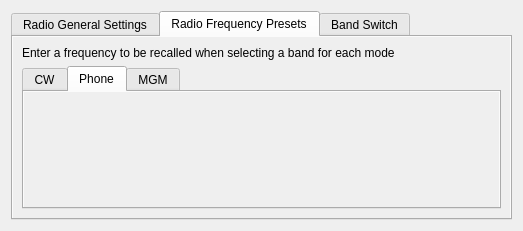
First picture: the form in mqt/MqtLogger/radiosettingdialog.ui, repository Rsclub22/Minos2-Mirror, before the edit.
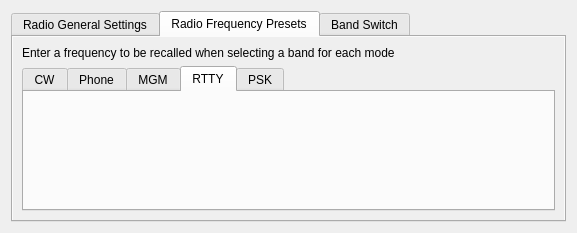
Second picture: the form after the edit. The open tabs and pages were chosen to show the change.

The edit to the form file:
```diff
--- a/mqt/MqtLogger/radiosettingdialog.ui
+++ b/mqt/MqtLogger/radiosettingdialog.ui
@@ -6,8 +6,8 @@
    <rect>
     <x>0</x>
     <y>0</y>
-    <width>519</width>
-    <height>231</height>
+    <width>577</width>
+    <height>233</height>
    </rect>
   </property>
   <property name="windowTitle">
@@ -146,6 +146,37 @@
            </item>
           </layout>
          </widget>
+         <widget class="QWidget" name="RTTYPresetTab">
+          <attribute name="title">
+           <string>RTTY</string>
+          </attribute>
+          <layout class="QVBoxLayout" name="verticalLayout_10">
+           <item>
+            <widget class="QFrame" name="RTTYPresetFrame">
+             <property name="frameShape">
+              <enum>QFrame::NoFrame</enum>
+             </property>
+             <property name="frameShadow">
+              <enum>QFrame::Plain</enum>
+             </property>
+            </widget>
+           </item>
+          </layout>
+         </widget>
+         <widget class="QWidget" name="PSKPresetTab">
+          <attribute name="title">
+           <string>PSK</string>
+          </attribute>
+          <layout class="QVBoxLayout" name="verticalLayout_11">
+           <item>
+            <widget class="QFrame" name="PSKPresetFrame">
+             <property name="frameShadow">
+              <enum>QFrame::Plain</enum>
+             </property>
+            </widget>
+           </item>
+          </layout>
+         </widget>
         </widget>
        </item>
       </layout>
```
Left out of the diff: 4 changed lines with no effect on the pictures.
